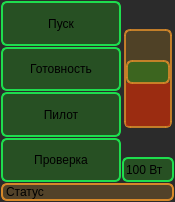
This is GUI/widget_laser_control.ui in orizonti/CONTROI_INTERFACE_RUBY as Qt 5 draws it before an edit. The edited form follows.
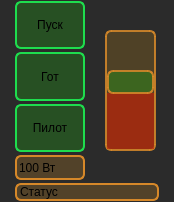
This is the edited form. Icons and pictures are not drawn.

What changed in the file:
```diff
--- a/GUI/widget_laser_control.ui
+++ b/GUI/widget_laser_control.ui
@@ -6,12 +6,12 @@
    <rect>
     <x>0</x>
     <y>0</y>
-    <width>175</width>
+    <width>174</width>
     <height>202</height>
    </rect>
   </property>
   <property name="sizePolicy">
-   <sizepolicy hsizetype="Expanding" vsizetype="Minimum">
+   <sizepolicy hsizetype="Minimum" vsizetype="Minimum">
     <horstretch>0</horstretch>
     <verstretch>0</verstretch>
    </sizepolicy>
@@ -74,10 +74,13 @@
     <number>1</number>
    </property>
    <property name="spacing">
-    <number>1</number>
+    <number>3</number>
    </property>
    <item row="0" column="0">
     <layout class="QVBoxLayout" name="verticalLayout_2">
+     <property name="spacing">
+      <number>3</number>
+     </property>
      <item>
       <widget class="QPushButton" name="butLaserPower">
        <property name="sizePolicy">
@@ -88,10 +91,16 @@
        </property>
        <property name="minimumSize">
         <size>
-         <width>120</width>
+         <width>0</width>
          <height>0</height>
         </size>
        </property>
+       <property name="maximumSize">
+        <size>
+         <width>70</width>
+         <height>16777215</height>
+        </size>
+       </property>
        <property name="text">
         <string>Пуск</string>
        </property>
@@ -105,8 +114,14 @@
          <verstretch>0</verstretch>
         </sizepolicy>
        </property>
+       <property name="maximumSize">
+        <size>
+         <width>70</width>
+         <height>16777215</height>
+        </size>
+       </property>
        <property name="text">
-        <string>Готовность</string>
+        <string>Гот</string>
        </property>
       </widget>
      </item>
@@ -124,15 +139,21 @@
          <height>25</height>
         </size>
        </property>
+       <property name="maximumSize">
+        <size>
+         <width>70</width>
+         <height>16777215</height>
+        </size>
+       </property>
        <property name="text">
         <string>Пилот</string>
        </property>
       </widget>
      </item>
      <item>
-      <widget class="QPushButton" name="butLaserPowerCheck">
+      <widget class="QLineEdit" name="lineSetPower">
        <property name="sizePolicy">
-        <sizepolicy hsizetype="Minimum" vsizetype="MinimumExpanding">
+        <sizepolicy hsizetype="Minimum" vsizetype="Fixed">
          <horstretch>0</horstretch>
          <verstretch>0</verstretch>
         </sizepolicy>
@@ -145,21 +166,24 @@
        </property>
        <property name="maximumSize">
         <size>
-         <width>16777215</width>
+         <width>70</width>
          <height>16777215</height>
         </size>
        </property>
+       <property name="styleSheet">
+        <string notr="true">QLineEdit
+{
+	background-color: rgba(209, 142, 34, 60);
+    border: 2px solid line;
+    border-radius: 6px;
+   
+	border-color: rgb(214, 136, 41);
+}
+
+</string>
+       </property>
        <property name="text">
-        <string>Проверка</string>
-       </property>
-       <property name="iconSize">
-        <size>
-         <width>36</width>
-         <height>36</height>
-        </size>
-       </property>
-       <property name="checkable">
-        <bool>true</bool>
+        <string>100 Вт</string>
        </property>
       </widget>
      </item>
@@ -167,10 +191,25 @@
    </item>
    <item row="0" column="1">
     <layout class="QVBoxLayout" name="verticalLayout_3">
+     <property name="spacing">
+      <number>1</number>
+     </property>
+     <property name="leftMargin">
+      <number>1</number>
+     </property>
+     <property name="topMargin">
+      <number>1</number>
+     </property>
+     <property name="rightMargin">
+      <number>1</number>
+     </property>
+     <property name="bottomMargin">
+      <number>1</number>
+     </property>
      <item>
       <widget class="QScrollBar" name="scrollSetPower">
        <property name="sizePolicy">
-        <sizepolicy hsizetype="Expanding" vsizetype="Minimum">
+        <sizepolicy hsizetype="MinimumExpanding" vsizetype="Minimum">
          <horstretch>0</horstretch>
          <verstretch>0</verstretch>
         </sizepolicy>
@@ -282,19 +321,6 @@
        </property>
       </widget>
      </item>
-     <item>
-      <widget class="QLineEdit" name="lineSetPower">
-       <property name="minimumSize">
-        <size>
-         <width>0</width>
-         <height>25</height>
-        </size>
-       </property>
-       <property name="text">
-        <string>100 Вт</string>
-       </property>
-      </widget>
-     </item>
     </layout>
    </item>
    <item row="1" column="0" colspan="2">
@@ -302,7 +328,7 @@
      <item>
       <widget class="QLabel" name="labelLaserPowerStatus">
        <property name="sizePolicy">
-        <sizepolicy hsizetype="Preferred" vsizetype="Maximum">
+        <sizepolicy hsizetype="Minimum" vsizetype="Maximum">
          <horstretch>0</horstretch>
          <verstretch>0</verstretch>
         </sizepolicy>
```
Left out of the diff: 4 changed lines with no effect on the pictures.
